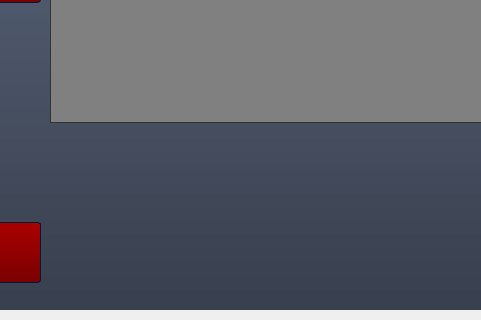
Old version of the form mainwindow.ui in the repository soumaya-nheri/Smart-Restaurant-2A28; both pictures show x 241 to 722 and y 370 to 690 of the 1154 by 690 pixel window.
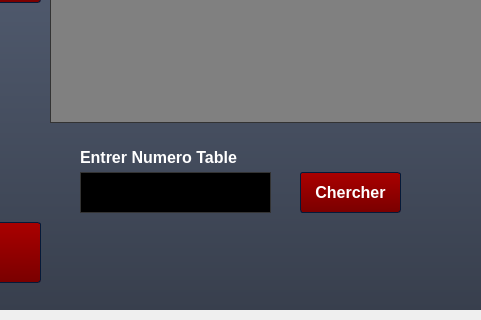
New version of the form. Icons and pictures are not drawn.

```diff
--- a/mainwindow.ui
+++ b/mainwindow.ui
@@ -1916,6 +1916,58 @@
        <string>Telecharger Liste Des Tables</string>
       </property>
      </widget>
+     <widget class="QLabel" name="label_2">
+      <property name="geometry">
+       <rect>
+        <x>310</x>
+        <y>470</y>
+        <width>221</width>
+        <height>31</height>
+       </rect>
+      </property>
+      <property name="font">
+       <font>
+        <pointsize>12</pointsize>
+        <weight>75</weight>
+        <bold>true</bold>
+        <underline>false</underline>
+       </font>
+      </property>
+      <property name="text">
+       <string>Entrer Numero Table</string>
+      </property>
+     </widget>
+     <widget class="QPushButton" name="pushButton_chercher_2">
+      <property name="geometry">
+       <rect>
+        <x>530</x>
+        <y>500</y>
+        <width>101</width>
+        <height>41</height>
+       </rect>
+      </property>
+      <property name="font">
+       <font>
+        <pointsize>12</pointsize>
+        <weight>75</weight>
+        <bold>true</bold>
+        <underline>false</underline>
+       </font>
+      </property>
+      <property name="text">
+       <string>Chercher</string>
+      </property>
+     </widget>
+     <widget class="QLineEdit" name="lineEdit_2">
+      <property name="geometry">
+       <rect>
+        <x>310</x>
+        <y>500</y>
+        <width>191</width>
+        <height>41</height>
+       </rect>
+      </property>
+     </widget>
     </widget>
    </widget>
   </widget>
```
Left out of the diff: 24 changed lines with no effect on the pictures.
